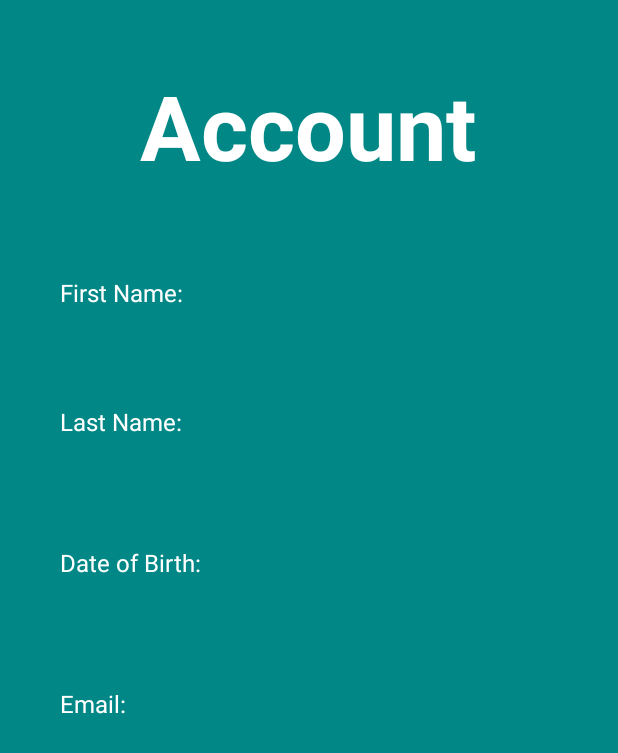
After one commit to hasibayoubi/Project2, an Android app: the AccountActivity screen opened directly, with no data from a screen before it, on a phone screen of 412 x 824 dp. The commit adds this screen. Shown: the top 753 px of the screen. Run offline under Robolectric (Android 15) with nearby library versions, the phone set to English and light mode, and no system bars; our stand-ins replace Firebase (no records; nobody signed in at launch, a user with empty details on screens opened directly); Roboto replaces fonts that are not available here.

Commit message:
Misa branch v1.12 created AccountActivity.java and activity_account.xml and added them to AndroidManifest.xml

```diff
--- a/app/src/main/AndroidManifest.xml
+++ b/app/src/main/AndroidManifest.xml
@@ -34,7 +34,8 @@
             android:exported="false"/>
         <activity android:name=".NewEvent"
             android:exported="false"/>
-
+        <activity android:name=".AccountActivity"
+            android:exported="false"/>
         <meta-data
             android:name="preloaded_fonts"
             android:resource="@array/preloaded_fonts" />
--- /dev/null
+++ b/app/src/main/java/com/example/handymobileapp/AccountActivity.java
@@ -0,0 +1,77 @@
+package com.example.handymobileapp;
+
+import android.os.Bundle;
+import android.util.Log;
+import android.widget.TextView;
+import android.widget.Toast;
+
+import androidx.annotation.NonNull;
+import androidx.appcompat.app.AppCompatActivity;
+
+import com.google.firebase.auth.FirebaseAuth;
+import com.google.firebase.auth.FirebaseUser;
+import com.google.firebase.firestore.DocumentSnapshot;
+import com.google.firebase.firestore.FirebaseFirestore;
+
+public class AccountActivity extends AppCompatActivity {
+
+    private TextView textViewName, textViewLastName, textViewDOB, textViewEmail;
+
+    @Override
+    protected void onCreate(Bundle savedInstanceState) {
+        super.onCreate(savedInstanceState);
+        setContentView(R.layout.activity_account);
+
+        // Initialize TextViews
+        textViewName = findViewById(R.id.textViewName);
+        textViewLastName = findViewById(R.id.textViewLastName);
+        textViewDOB = findViewById(R.id.textViewDOB);
+        textViewEmail = findViewById(R.id.textViewEmail);
+
+        // Get current user from Firebase Authentication
+        FirebaseUser currentUser = FirebaseAuth.getInstance().getCurrentUser();
+        if (currentUser != null) {
+            // Retrieve user's document from Firestore using their UID
+            FirebaseFirestore db = FirebaseFirestore.getInstance();
+            db.collection("users")
+                    .document(currentUser.getUid())
+                    .get()
+                    .addOnCompleteListener(task -> {
+                        if (task.isSuccessful()) {
+                            DocumentSnapshot document = task.getResult();
+                            if (document != null && document.exists()) {
+                                // Retrieve user data from Firestore document
+                                String name = document.getString("name");
+                                String lastName = document.getString("lastName");
+                                String dob = document.getString("dateOfBirth");
+                                String email = currentUser.getEmail(); // Get email from FirebaseUser
+
+                                // Set retrieved data to TextViews
+                                if (textViewName != null) {
+                                    textViewName.setText(name);
+                                }
+                                if (textViewLastName != null) {
+                                    textViewLastName.setText(lastName);
+                                }
+                                if (textViewDOB != null) {
+                                    textViewDOB.setText(dob);
+                                }
+                                if (textViewEmail != null) {
+                                    textViewEmail.setText(email);
+                                }
+                            } else {
+                                Log.e("AccountActivity", "User document not found");
+                                Toast.makeText(AccountActivity.this, "User document not found", Toast.LENGTH_SHORT).show();
+                            }
+                        } else {
+                            Log.e("AccountActivity", "Failed to fetch user data", task.getException());
+                            Toast.makeText(AccountActivity.this, "Failed to fetch user data", Toast.LENGTH_SHORT).show();
+                        }
+                    });
+        } else {
+            Log.e("AccountActivity", "Current user is null");
+            Toast.makeText(this, "User not logged in", Toast.LENGTH_SHORT).show();
+        }
+    }
+
+}
--- a/app/src/main/java/com/example/handymobileapp/MainActivity.java
+++ b/app/src/main/java/com/example/handymobileapp/MainActivity.java
@@ -25,7 +25,7 @@ import com.google.firebase.auth.FirebaseUser;
 public class MainActivity extends AppCompatActivity {
 
     /** TextView that if clicked, navigates the user to the registration activity */
-    TextView creatnewAccount;
+    TextView createnewAccount;
 
     /** TextView that if clicked, navigates the user to reset their password */
     TextView forgotPassword;
@@ -65,7 +65,7 @@ public class MainActivity extends AppCompatActivity {
         EdgeToEdge.enable(this); // Enable edge-to-edge display mode
         setContentView(R.layout.activity_main);
 
-        creatnewAccount = findViewById(R.id.createNewAccount);
+        createnewAccount = findViewById(R.id.createNewAccount);
         inputEmail = findViewById(R.id.inputEmail);
         inputPassword = findViewById(R.id.inputPassword);
         btnLogin = findViewById(R.id.btnLogin);
@@ -74,7 +74,7 @@ public class MainActivity extends AppCompatActivity {
         mAuth = FirebaseAuth.getInstance();
         mUser = mAuth.getCurrentUser();
 
-        creatnewAccount.setOnClickListener(new View.OnClickListener() {
+        createnewAccount.setOnClickListener(new View.OnClickListener() {
             @Override
             public void onClick(View view) {
                 startActivity(new Intent(MainActivity.this, RegisterActivity.class));
@@ -135,7 +135,7 @@ public class MainActivity extends AppCompatActivity {
      * to ensure a clean state.
      */
     private void sendUserToNextActivity() {
-        Intent intent = new Intent(MainActivity.this, MainActivity.class);
+        Intent intent = new Intent(MainActivity.this, AccountActivity.class);
         intent.setFlags(Intent.FLAG_ACTIVITY_CLEAR_TASK|Intent.FLAG_ACTIVITY_NEW_TASK);
         startActivity(intent);
     }
--- /dev/null
+++ b/app/src/main/res/layout/activity_account.xml
@@ -0,0 +1,131 @@
+<?xml version="1.0" encoding="utf-8"?>
+<androidx.constraintlayout.widget.ConstraintLayout
+    xmlns:android="http://schemas.android.com/apk/res/android"
+    xmlns:app="http://schemas.android.com/apk/res-auto"
+    xmlns:tools="http://schemas.android.com/tools"
+    android:layout_width="match_parent"
+    android:layout_height="match_parent"
+    android:background="@color/cadetBlue"
+    tools:context=".MainActivity">
+
+    <TextView
+        android:id="@+id/textViewAccount"
+        android:layout_width="250dp"
+        android:layout_height="103dp"
+        android:text="Account"
+        android:textAlignment="center"
+        android:textColor="#FFFFFF"
+        android:textSize="60sp"
+        android:textStyle="bold"
+        app:layout_constraintBottom_toBottomOf="parent"
+        app:layout_constraintEnd_toEndOf="parent"
+        app:layout_constraintHorizontal_bias="0.497"
+        app:layout_constraintStart_toStartOf="parent"
+        app:layout_constraintTop_toTopOf="parent"
+        app:layout_constraintVertical_bias="0.06"
+        tools:ignore="HardcodedText" />
+
+    <TextView
+        android:id="@+id/textViewfName"
+        android:layout_width="wrap_content"
+        android:layout_height="wrap_content"
+        android:layout_marginStart="40dp"
+        android:layout_marginTop="184dp"
+        android:text="First Name:"
+        android:textColor="#FFFFFF"
+        android:textSize="16sp"
+        app:layout_constraintStart_toStartOf="parent"
+        app:layout_constraintTop_toTopOf="parent" />
+
+    <TextView
+        android:id="@+id/textViewName"
+        android:layout_width="275dp"
+        android:layout_height="52dp"
+        android:textColor="#000000"
+        android:textSize="24sp"
+        app:layout_constraintBottom_toBottomOf="parent"
+        app:layout_constraintEnd_toEndOf="parent"
+        app:layout_constraintHorizontal_bias="0.507"
+        app:layout_constraintStart_toStartOf="parent"
+        app:layout_constraintTop_toBottomOf="@+id/textViewfName"
+        app:layout_constraintVertical_bias="0.0" />
+
+    <TextView
+        android:id="@+id/textViewlName"
+        android:layout_width="wrap_content"
+        android:layout_height="wrap_content"
+        android:layout_marginStart="40dp"
+        android:layout_marginTop="12dp"
+        android:text="Last Name:"
+        android:textColor="#FFFFFF"
+        android:textSize="16sp"
+        app:layout_constraintStart_toStartOf="parent"
+        app:layout_constraintTop_toBottomOf="@+id/textViewName" />
+
+    <TextView
+        android:id="@+id/textViewLastName"
+        android:layout_width="275dp"
+        android:layout_height="52dp"
+        android:textColor="#000000"
+        android:textSize="24sp"
+        app:layout_constraintBottom_toBottomOf="parent"
+        app:layout_constraintEnd_toEndOf="parent"
+        app:layout_constraintStart_toStartOf="parent"
+        app:layout_constraintTop_toBottomOf="@+id/textViewlName"
+        app:layout_constraintVertical_bias="0.0" />
+
+    <TextView
+        android:id="@+id/textViewDOBv"
+        android:layout_width="wrap_content"
+        android:layout_height="wrap_content"
+        android:layout_marginStart="40dp"
+        android:layout_marginTop="20dp"
+        android:text="Date of Birth:"
+        android:textColor="#FFFFFF"
+        android:textSize="16sp"
+        app:layout_constraintStart_toStartOf="parent"
+        app:layout_constraintTop_toBottomOf="@+id/textViewLastName" />
+
+    <TextView
+        android:id="@+id/textViewDOB"
+        android:layout_width="275dp"
+        android:layout_height="52dp"
+        android:textColor="#000000"
+        android:textSize="24sp"
+        app:layout_constraintBottom_toBottomOf="parent"
+        app:layout_constraintEnd_toEndOf="parent"
+        app:layout_constraintHorizontal_bias="0.507"
+        app:layout_constraintStart_toStartOf="parent"
+        app:layout_constraintTop_toBottomOf="@+id/textViewDOBv"
+        app:layout_constraintVertical_bias="0.0" />
+
+    <TextView
+        android:id="@+id/textViewEmailcom"
+        android:layout_width="wrap_content"
+        android:layout_height="wrap_content"
+        android:layout_marginStart="40dp"
+        android:layout_marginTop="20dp"
+
+        android:text="Email:"
+        android:textColor="#FFFFFF"
+        android:textSize="16sp"
+        app:layout_constraintEnd_toEndOf="parent"
+        app:layout_constraintHorizontal_bias="0.0"
+        app:layout_constraintStart_toStartOf="parent"
+        app:layout_constraintTop_toBottomOf="@+id/textViewDOB" />
+
+    <TextView
+        android:id="@+id/textViewEmail"
+        android:layout_width="325dp"
+        android:layout_height="60dp"
+        android:textAlignment="viewStart"
+        android:textColor="#000000"
+        android:textSize="24sp"
+        app:layout_constraintBottom_toBottomOf="parent"
+        app:layout_constraintEnd_toEndOf="parent"
+        app:layout_constraintHorizontal_bias="0.802"
+        app:layout_constraintStart_toStartOf="parent"
+        app:layout_constraintTop_toBottomOf="@+id/textViewEmailcom"
+        app:layout_constraintVertical_bias="0.0" />
+
+</androidx.constraintlayout.widget.ConstraintLayout>
--- a/app/src/main/res/layout/activity_main.xml
+++ b/app/src/main/res/layout/activity_main.xml
@@ -1,5 +1,6 @@
 <?xml version="1.0" encoding="utf-8"?>
-<androidx.constraintlayout.widget.ConstraintLayout xmlns:android="http://schemas.android.com/apk/res/android"
+<androidx.constraintlayout.widget.ConstraintLayout
+    xmlns:android="http://schemas.android.com/apk/res/android"
     xmlns:app="http://schemas.android.com/apk/res-auto"
     xmlns:tools="http://schemas.android.com/tools"
     android:id="@+id/main"
@@ -106,7 +107,7 @@
                 android:layout_width="wrap_content"
                 android:layout_height="wrap_content"
                 android:layout_marginTop="16dp"
-                android:text="Creat New Account"
+                android:text="Create New Account"
                 android:textColor="@color/white"
                 android:textSize="20sp"
                 app:layout_constraintEnd_toEndOf="@+id/btnLogin"
--- a/app/src/main/res/layout/activity_mainmenu.xml
+++ b/app/src/main/res/layout/activity_mainmenu.xml
@@ -1,5 +1,5 @@
 <?xml version="1.0" encoding="utf-8"?>
-<androidx.drawerlayout.widget.DrawerLayout
+<androidx.constraintlayout.widget.ConstraintLayout
     xmlns:android="http://schemas.android.com/apk/res/android"
     xmlns:app="http://schemas.android.com/apk/res-auto"
     xmlns:tools="http://schemas.android.com/tools"
@@ -19,6 +19,7 @@
             android:id="@+id/textViewTitle"
             android:layout_width="wrap_content"
             android:layout_height="wrap_content"
+            android:layout_alignParentTop="true"
             android:layout_centerHorizontal="true"
             android:layout_marginTop="55dp"
             android:text="Handy"
@@ -38,24 +39,14 @@
             android:textColor="@color/black"
             android:textSize="16sp" />
 
-        <!-- Add a Toolbar for search and side menu toggle -->
-        <androidx.appcompat.widget.Toolbar
-            android:id="@+id/toolbar"
-            android:layout_width="match_parent"
-            android:layout_height="?attr/actionBarSize"
-            android:layout_alignParentTop="true"
-            android:background="?attr/colorPrimary"
-            android:elevation="4dp"
-            app:titleTextColor="@android:color/white" />
-
         <!-- Add your buttons below the toolbar -->
         <Button
             android:id="@+id/buttonNewEvent"
             android:layout_width="match_parent"
             android:layout_height="wrap_content"
-            android:layout_below="@id/toolbar"
+            android:layout_below="@+id/textViewDescription"
             android:layout_marginStart="16dp"
-            android:layout_marginTop="153dp"
+            android:layout_marginTop="55dp"
             android:layout_marginEnd="16dp"
             android:text="New Event" />
 
@@ -64,12 +55,12 @@
     </RelativeLayout>
 
     <!-- NavigationView for side drawer -->
-    <com.google.android.material.navigation.NavigationView
-        android:id="@+id/navigationView"
-        android:layout_width="wrap_content"
-        android:layout_height="match_parent"
-        android:layout_gravity="start"
-        android:background="@color/white"
-        app:headerLayout="@layout/nav_header" />
+    <!--    <com.google.android.material.navigation.NavigationView
+            android:id="@+id/navigationView"
+            android:layout_width="wrap_content"
+            android:layout_height="match_parent"
+            android:layout_gravity="start"
+            android:background="@color/white"
+            app:headerLayout="@layout/nav_header" />-->
 
-</androidx.drawerlayout.widget.DrawerLayout>
+</androidx.constraintlayout.widget.ConstraintLayout>
--- a/app/src/main/res/layout/activity_newevent.xml
+++ b/app/src/main/res/layout/activity_newevent.xml
@@ -1,5 +1,6 @@
 <?xml version="1.0" encoding="utf-8"?>
-<RelativeLayout xmlns:android="http://schemas.android.com/apk/res/android"
+<RelativeLayout
+    xmlns:android="http://schemas.android.com/apk/res/android"
     xmlns:tools="http://schemas.android.com/tools"
     android:layout_width="match_parent"
     android:layout_height="match_parent"
```
Also changed, not shown: app/src/main/java/com/example/handymobileapp/MainMenu.java (+10 -9 lines).
